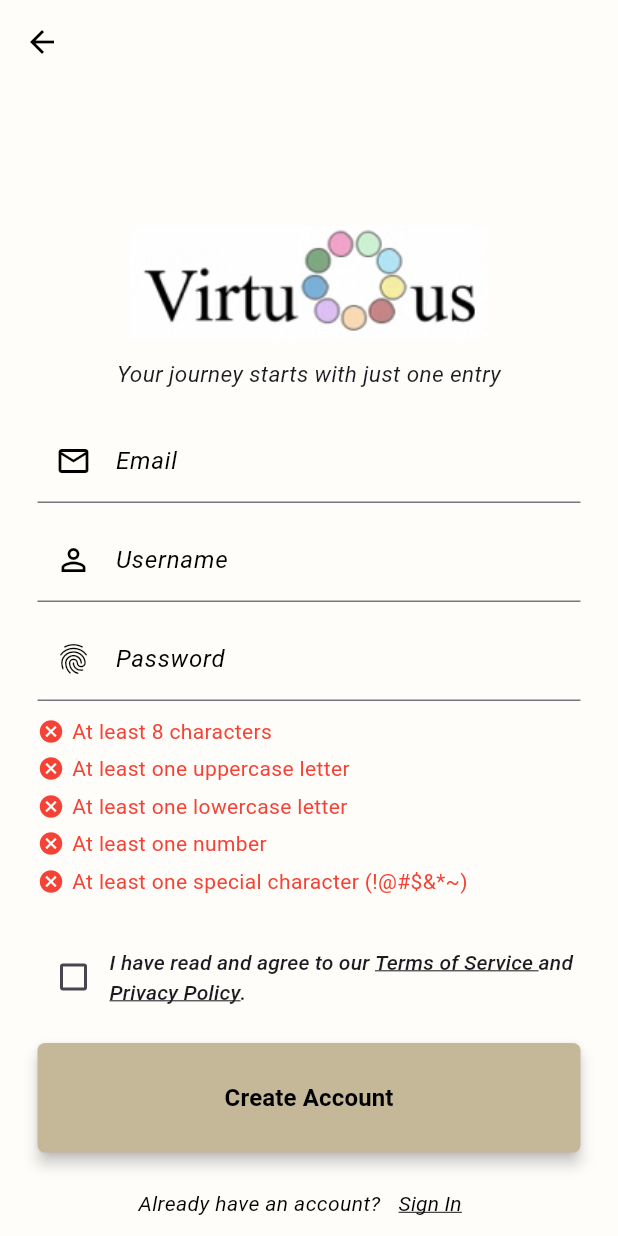
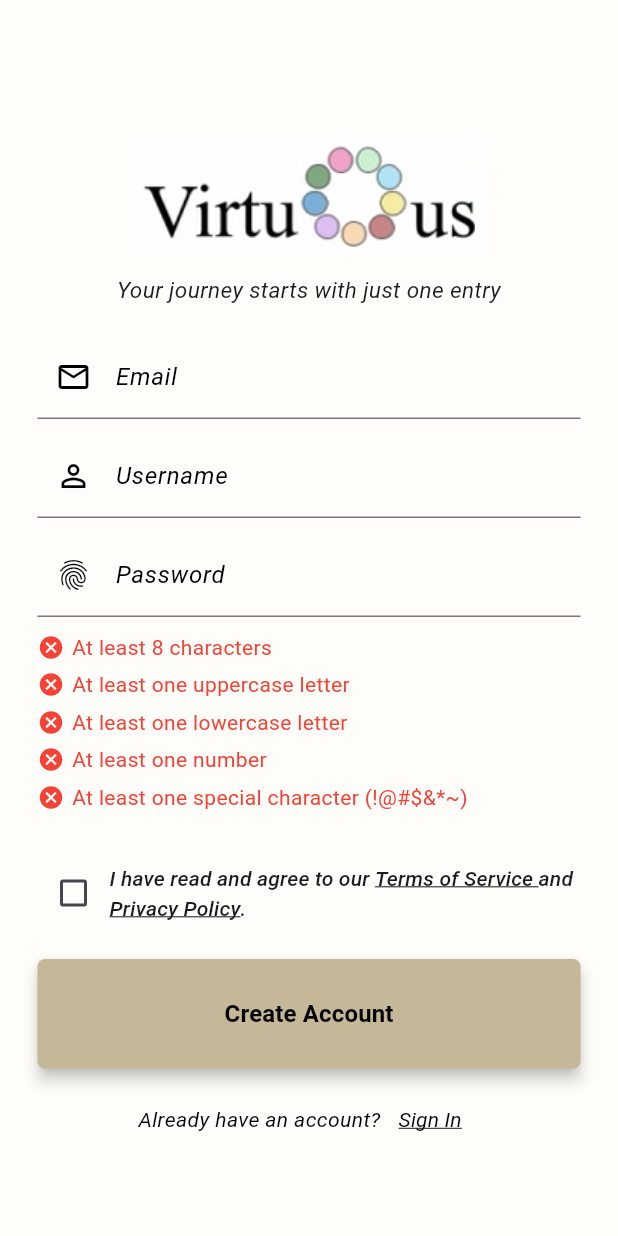
Before and after one commit to Virtuous-Dev-Team/virtuous, a Flutter app: the SignUpPage screen opened by its route, on a phone screen of 412 x 824 dp. Run offline on Flutter 3.47's test engine with Material 3 defaults, Android fonts, the phone set to English and light mode, and no system bars; our stand-ins replace auto_size_text, cloud_firestore, firebase_auth, firebase_core, firebase_messaging, flutter_calendar_carousel and 18 more; missing offline and left inert: colours, dart:ffi, flutter_facebook_auth, flutter_map_supercluster, geoflutterfire2, markdown_widget; accounts and stored records are empty; generated files the repository leaves out were written again.

Commit message:
Commenting out empty app bar

```diff
--- a/lib/screens/signUpPage.dart
+++ b/lib/screens/signUpPage.dart
@@ -129,13 +129,13 @@ class SignUpPage extends ConsumerWidget {
 
     return Scaffold(
       backgroundColor: const Color(0xFFFFFDF9),
-      appBar: AppBar(
-        backgroundColor: const Color(0xFFFFFDF9),
-        leading: IconButton(
-          icon: const Icon(Icons.arrow_back, color: Colors.black),
-          onPressed: () => GoRouter.of(context).pop(),
-        ),
-      ),
+      // appBar: AppBar(
+      //   backgroundColor: const Color(0xFFFFFDF9),
+      //   leading: IconButton(
+      //     icon: const Icon(Icons.arrow_back, color: Colors.black),
+      //     onPressed: () => GoRouter.of(context).pop(),
+      //   ),
+      // ),
       body: SingleChildScrollView(
         child: Center(
           child: Column(
```
